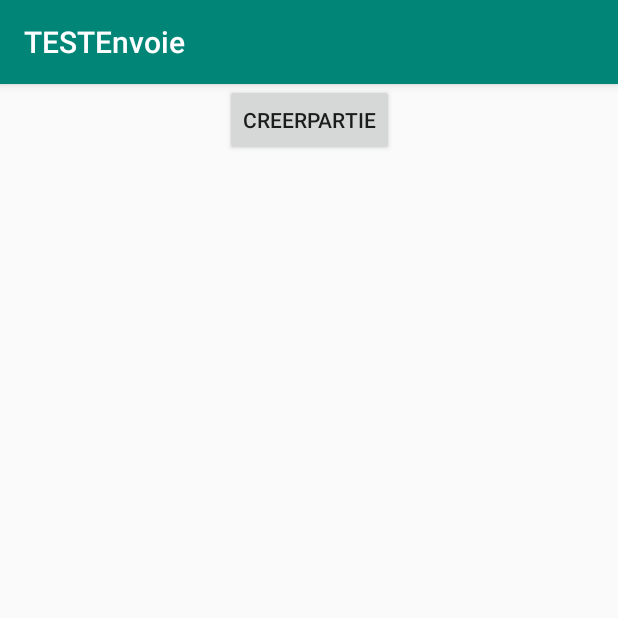
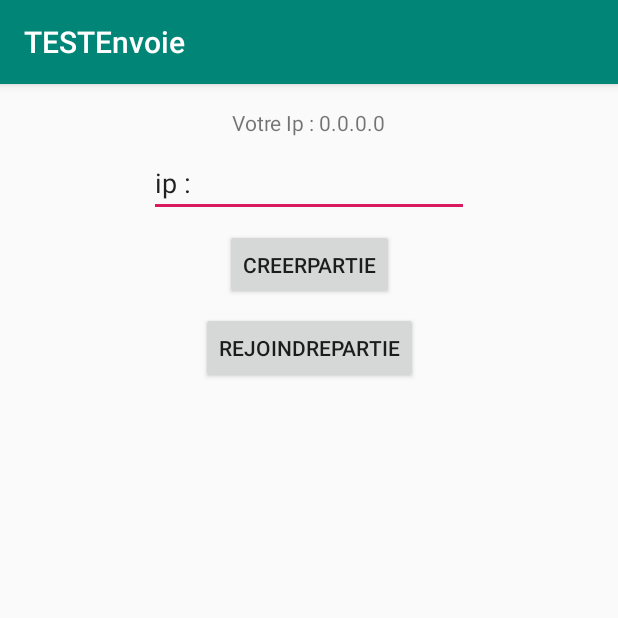
Before and after one commit to DocR3D/ClueDut, an Android app: the screen it shows after launch (MainActivity), on a phone screen of 412 x 824 dp, the top half of it. Run offline under Robolectric (Android 15) with nearby library versions, the phone set to English and light mode, and no system bars.

Commit message:
Serveur test connection appareil distant #1

```diff
--- a/app/src/main/AndroidManifest.xml
+++ b/app/src/main/AndroidManifest.xml
@@ -21,7 +21,8 @@
                 <category android:name="android.intent.category.LAUNCHER" />
             </intent-filter>
         </activity>
-        <activity android:name=".SalonActivity"></activity>
+        <activity android:name=".SalonActivity" />
+        <activity android:name=".SalonActivityClient"></activity>
     </application>
 
 </manifest>
--- a/app/src/main/java/com/example/maxime/testenvoie/MainActivity.java
+++ b/app/src/main/java/com/example/maxime/testenvoie/MainActivity.java
@@ -3,16 +3,23 @@ package com.example.maxime.testenvoie;
 import android.Manifest;
 import android.content.Intent;
 import android.content.pm.PackageManager;
+import android.net.wifi.WifiManager;
 import android.support.v4.app.ActivityCompat;
 import android.support.v4.content.ContextCompat;
 import android.support.v7.app.AppCompatActivity;
 import android.os.Bundle;
+import android.text.format.Formatter;
 import android.view.View;
 import android.widget.Button;
+import android.widget.EditText;
+import android.widget.TextView;
 
 public class MainActivity extends AppCompatActivity {
 
     Button creerPartie;
+    Button rejoindrePartie;
+    EditText connectIp;
+    TextView ip;
     final private int REQUEST_CODE_ASK_PERMISSIONS = 123;
 
     @Override
@@ -20,6 +27,13 @@ public class MainActivity extends AppCompatActivity {
         super.onCreate(savedInstanceState);
         setContentView(R.layout.activity_main);
         creerPartie = (Button) findViewById(R.id.creerPartie);
+        rejoindrePartie = (Button) findViewById(R.id.rejoindrePartie);
+        connectIp = (EditText) findViewById(R.id.connectIp);
+        ip = (TextView) findViewById(R.id.ip);
+
+        WifiManager wm = (WifiManager) getSystemService(WIFI_SERVICE);
+
+        ip.setText("Votre Ip : " + Formatter.formatIpAddress(wm.getConnectionInfo().getIpAddress()));
 
         int hasWriteContactsPermission = checkSelfPermission(Manifest.permission.WRITE_EXTERNAL_STORAGE);
 
@@ -51,10 +65,23 @@ public class MainActivity extends AppCompatActivity {
                 accèderActivity();
             }
         });
+
+        rejoindrePartie.setOnClickListener(new View.OnClickListener() {
+            @Override
+            public void onClick(View v) {
+                SalonActivityClient.lip = connectIp.getText().toString();
+                accèderActivityCient();
+            }
+        });
     }
 
     private void accèderActivity() {
         Intent intent = new Intent(this, SalonActivity.class);
         startActivity(intent);
     }
+
+    private void accèderActivityCient(){
+        Intent intent = new Intent(this, SalonActivityClient.class);
+        startActivity(intent);
+    }
 }
--- a/app/src/main/java/com/example/maxime/testenvoie/Server.java
+++ b/app/src/main/java/com/example/maxime/testenvoie/Server.java
@@ -38,6 +38,7 @@ class ThreadConnection implements Runnable {
             for(int i=0; i<Server.getNbJoueur();i++) ajouterJoueur(socketEcoute.accept());
 
             socketEcoute.close();
+            SalonActivity.nbClients.setText("Client : " + Server.players.size() + 1);
         } catch (IOException e) {
             e.printStackTrace();
         }
--- a/app/src/main/res/layout/activity_main.xml
+++ b/app/src/main/res/layout/activity_main.xml
@@ -9,14 +9,47 @@
     <Button
         android:id="@+id/creerPartie"
         android:layout_width="wrap_content"
-        android:layout_height="0dp"
+        android:layout_height="47dp"
+        android:layout_marginEnd="8dp"
+        android:layout_marginLeft="8dp"
+        android:layout_marginRight="8dp"
         android:layout_marginStart="8dp"
-        android:layout_marginLeft="8dp"
         android:layout_marginTop="8dp"
-        android:layout_marginEnd="8dp"
-        android:layout_marginRight="8dp"
         android:text="CreerPartie"
         app:layout_constraintEnd_toEndOf="parent"
-        app:layout_constraintStart_toStartOf="parent" />
+        app:layout_constraintStart_toStartOf="parent"
+        app:layout_constraintTop_toBottomOf="@+id/connectIp" />
+
+    <Button
+        android:id="@+id/rejoindrePartie"
+        android:layout_width="wrap_content"
+        android:layout_height="wrap_content"
+        android:layout_marginTop="8dp"
+        android:text="RejoindrePartie"
+        app:layout_constraintEnd_toEndOf="parent"
+        app:layout_constraintStart_toStartOf="parent"
+        app:layout_constraintTop_toBottomOf="@+id/creerPartie" />
+
+    <EditText
+        android:id="@+id/connectIp"
+        android:layout_width="wrap_content"
+        android:layout_height="wrap_content"
+        android:layout_marginTop="8dp"
+        android:ems="10"
+        android:inputType="textPersonName"
+        android:text="ip :"
+        app:layout_constraintEnd_toEndOf="parent"
+        app:layout_constraintStart_toStartOf="parent"
+        app:layout_constraintTop_toBottomOf="@+id/ip" />
+
+    <TextView
+        android:id="@+id/ip"
+        android:layout_width="wrap_content"
+        android:layout_height="wrap_content"
+        android:layout_marginTop="16dp"
+        android:text="Ip"
+        app:layout_constraintEnd_toEndOf="parent"
+        app:layout_constraintStart_toStartOf="parent"
+        app:layout_constraintTop_toTopOf="parent" />
 
 </android.support.constraint.ConstraintLayout>
```
Also changed, not shown: app/src/main/java/com/example/maxime/testenvoie/SalonActivity.java (+3 -9 lines), app/src/main/java/com/example/maxime/testenvoie/SalonActivityClient.java (added, +25 -0 lines), app/src/main/res/layout/activity_salon.xml (+17 -4 lines), app/src/main/res/layout/activity_salon_client.xml (added, +18 -0 lines).
